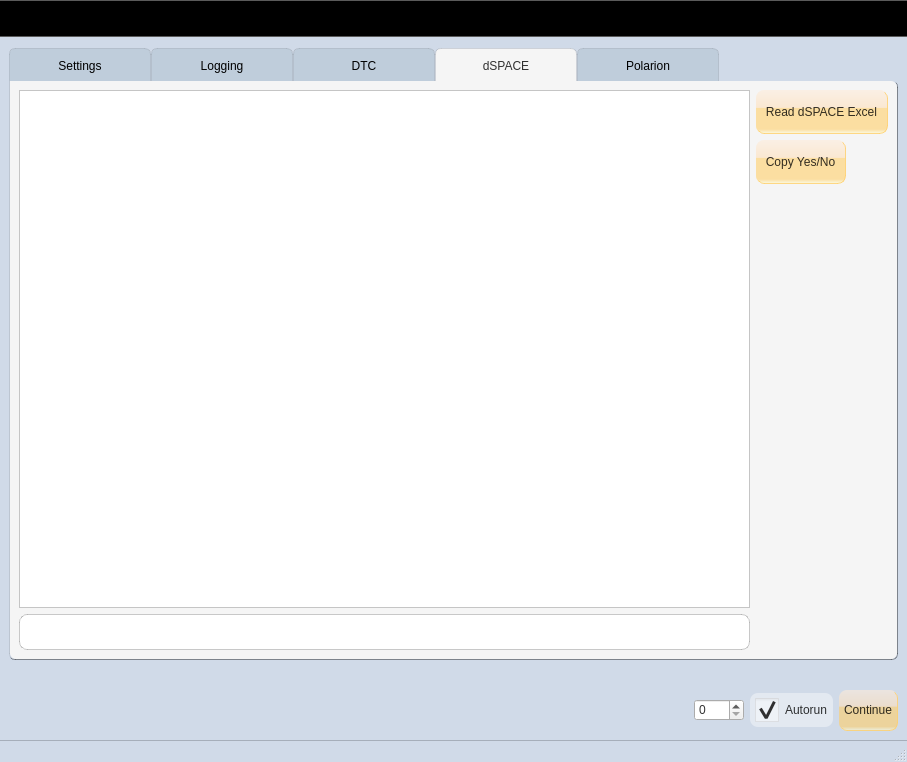
This is AutomationGUI_ui.ui in vulevu121/AutomationGUI as Qt 5 draws it before an edit. The edited form follows.
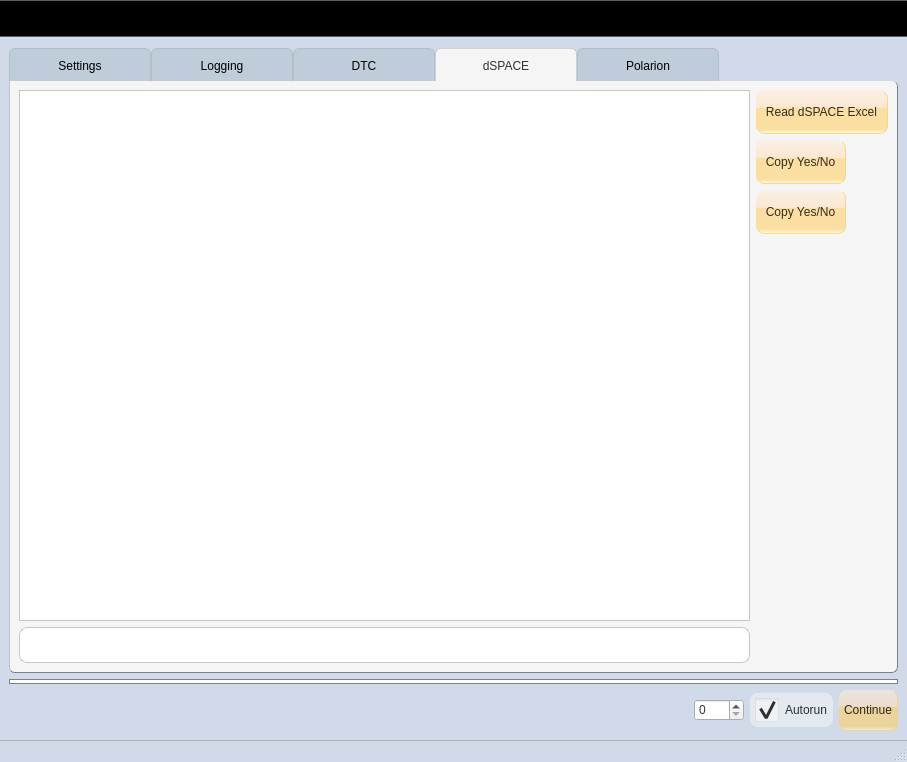
This is the edited form. The open tabs and pages were chosen to show the change. Icons and pictures are not drawn.

Commit message: Fixed saving permission denied, improved last step scanning, changed loading bar to progress bar

Diff of the .ui file:
```diff
--- a/AutomationGUI_ui.ui
+++ b/AutomationGUI_ui.ui
@@ -71,11 +71,11 @@
 
 QProgressBar {
     border: 1px solid grey;
-    border-radius: 5px;
+    border-radius: 0px;
 }
 
 QProgressBar::chunk {
-    background-color: #FFCC80;
+    background-color: #202020;
 }
 
 QToolBar {
@@ -1040,6 +1040,26 @@
             </property>
            </widget>
           </item>
+          <item>
+           <widget class="QToolButton" name="exportExcelButton">
+            <property name="toolTip">
+             <string>Export to Polarion Excel Format</string>
+            </property>
+            <property name="text">
+             <string>Copy Yes/No</string>
+            </property>
+            <property name="icon">
+             <iconset resource="AutomationGUI.qrc">
+              <normaloff>:/icon/saveIcon</normaloff>:/icon/saveIcon</iconset>
+            </property>
+            <property name="iconSize">
+             <size>
+              <width>24</width>
+              <height>24</height>
+             </size>
+            </property>
+           </widget>
+          </item>
           <item>
            <spacer name="verticalSpacer_3">
             <property name="orientation">
@@ -1324,28 +1344,28 @@
       </widget>
      </widget>
     </item>
-    <item alignment="Qt::AlignHCenter">
-     <widget class="QLabel" name="loadingBarLabel">
-      <property name="sizePolicy">
-       <sizepolicy hsizetype="Minimum" vsizetype="Preferred">
-        <horstretch>0</horstretch>
-        <verstretch>0</verstretch>
-       </sizepolicy>
-      </property>
-      <property name="minimumSize">
-       <size>
-        <width>0</width>
-        <height>0</height>
-       </size>
-      </property>
+    <item>
+     <widget class="QProgressBar" name="progressBar">
       <property name="maximumSize">
        <size>
         <width>16777215</width>
-        <height>16777215</height>
+        <height>5</height>
        </size>
       </property>
-      <property name="text">
-       <string/>
+      <property name="value">
+       <number>0</number>
+      </property>
+      <property name="textVisible">
+       <bool>false</bool>
+      </property>
+      <property name="invertedAppearance">
+       <bool>false</bool>
+      </property>
+      <property name="textDirection">
+       <enum>QProgressBar::TopToBottom</enum>
+      </property>
+      <property name="format">
+       <string>%p%</string>
       </property>
      </widget>
     </item>
```
Left out of the diff: 2 changed lines with no effect on the pictures. The commit also changes 5 other files.
